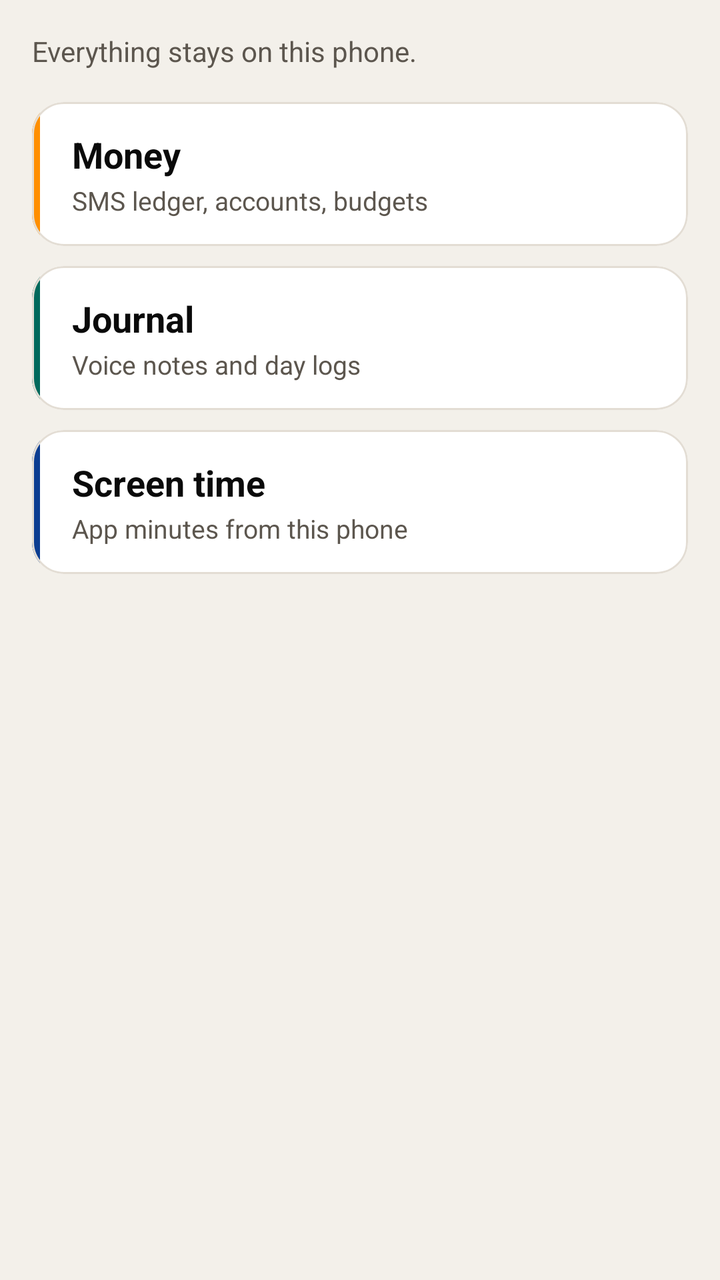
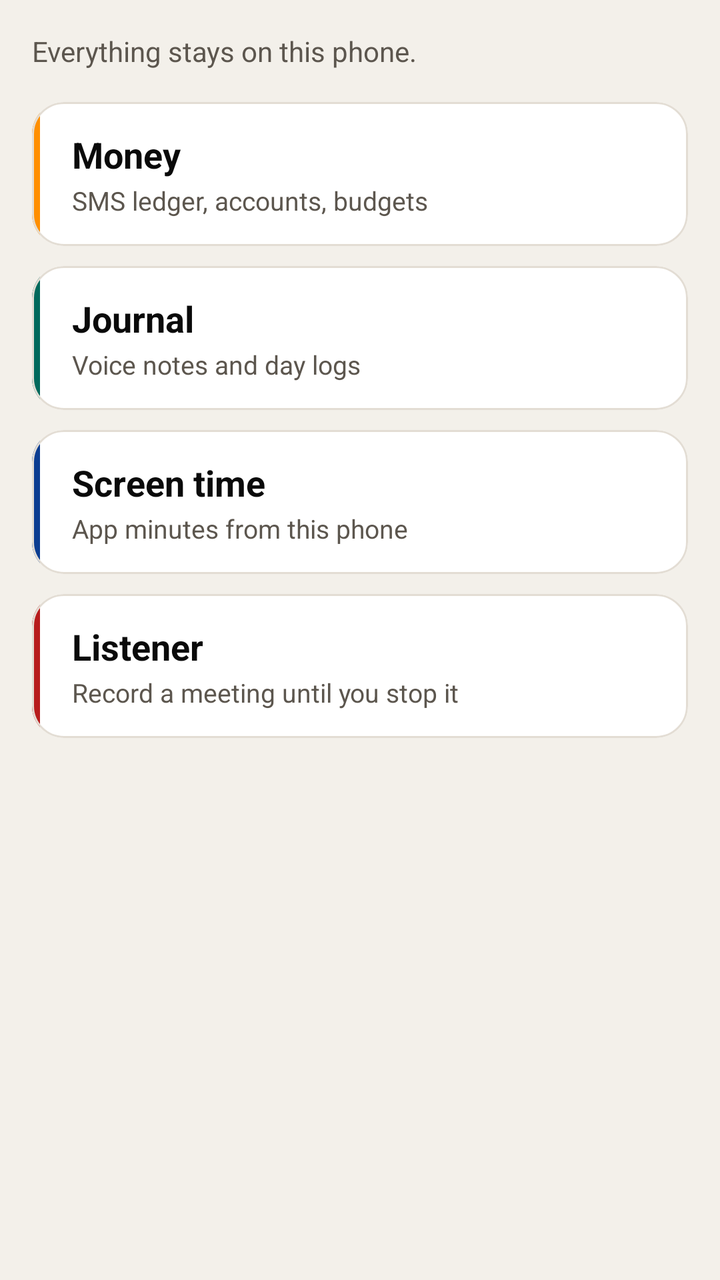

Two renders of the same Android screen: before a commit and after it. Below are the layout's source before the change and the commit's diff.
<!-- AndroidManifest.xml: application theme Theme.MoneyManager -->
<!-- res/layout/fragment_hub.xml -->
<?xml version="1.0" encoding="utf-8"?>
<ScrollView xmlns:android="http://schemas.android.com/apk/res/android"
    xmlns:app="http://schemas.android.com/apk/res-auto"
    android:layout_width="match_parent"
    android:layout_height="match_parent"
    android:background="@color/background_gray"
    android:fillViewport="true">

    <LinearLayout
        android:layout_width="match_parent"
        android:layout_height="wrap_content"
        android:orientation="vertical"
        android:paddingHorizontal="16dp"
        android:paddingTop="16dp"
        android:paddingBottom="28dp">

        <TextView
            android:layout_width="match_parent"
            android:layout_height="wrap_content"
            android:text="@string/hub_subtitle"
            android:textColor="@color/text_secondary"
            android:textSize="14sp"
            android:lineSpacingExtra="2dp" />

        
        <com.google.android.material.card.MaterialCardView
            android:id="@+id/card_money"
            style="@style/Widget.Jaruri.Card"
            android:layout_width="match_parent"
            android:layout_height="wrap_content"
            android:layout_marginTop="16dp"
            android:clickable="true"
            android:focusable="true"
            android:foreground="?attr/selectableItemBackground">

            <LinearLayout
                android:layout_width="match_parent"
                android:layout_height="wrap_content"
                android:orientation="horizontal"
                android:minHeight="72dp">

                <View
                    android:layout_width="4dp"
                    android:layout_height="match_parent"
                    android:background="@color/primary_yellow_dark" />

                <LinearLayout
                    android:layout_width="0dp"
                    android:layout_height="wrap_content"
                    android:layout_weight="1"
                    android:orientation="vertical"
                    android:paddingHorizontal="16dp"
                    android:paddingVertical="14dp">

                    <TextView
                        android:layout_width="match_parent"
                        android:layout_height="wrap_content"
                        android:text="@string/hub_money_title"
                        android:textColor="@color/text_primary"
                        android:textSize="18sp"
                        android:textStyle="bold" />

                    <TextView
                        android:layout_width="match_parent"
                        android:layout_height="wrap_content"
                        android:layout_marginTop="2dp"
                        android:text="@string/hub_money_body"
                        android:textColor="@color/text_secondary"
                        android:textSize="13sp" />
                </LinearLayout>
            </LinearLayout>
        </com.google.android.material.card.MaterialCardView>

        
        <com.google.android.material.card.MaterialCardView
            android:id="@+id/card_time"
            style="@style/Widget.Jaruri.Card"
            android:layout_width="match_parent"
            android:layout_height="wrap_content"
            android:layout_marginTop="10dp"
            android:clickable="true"
            android:focusable="true"
            android:foreground="?attr/selectableItemBackground">

            <LinearLayout
                android:layout_width="match_parent"
                android:layout_height="wrap_content"
                android:orientation="horizontal"
                android:minHeight="72dp">

                <View
                    android:layout_width="4dp"
                    android:layout_height="match_parent"
                    android:background="@color/teal_700" />

                <LinearLayout
                    android:layout_width="0dp"
                    android:layout_height="wrap_content"
                    android:layout_weight="1"
                    android:orientation="vertical"
                    android:paddingHorizontal="16dp"
                    android:paddingVertical="14dp">

                    <TextView
                        android:layout_width="match_parent"
                        android:layout_height="wrap_content"
                        android:text="@string/hub_time_title"
                        android:textColor="@color/text_primary"
                        android:textSize="18sp"
                        android:textStyle="bold" />

                    <TextView
                        android:layout_width="match_parent"
                        android:layout_height="wrap_content"
                        android:layout_marginTop="2dp"
                        android:text="@string/hub_time_body"
                        android:textColor="@color/text_secondary"
                        android:textSize="13sp" />
                </LinearLayout>
            </LinearLayout>
        </com.google.android.material.card.MaterialCardView>

        
        <com.google.android.material.card.MaterialCardView
            android:id="@+id/card_usage"
            style="@style/Widget.Jaruri.Card"
            android:layout_width="match_parent"
            android:layout_height="wrap_content"
            android:layout_marginTop="10dp"
            android:clickable="true"
            android:focusable="true"
            android:foreground="?attr/selectableItemBackground">

            <LinearLayout
                android:layout_width="match_parent"
                android:layout_height="wrap_content"
                android:orientation="horizontal"
                android:minHeight="72dp">

                <View
                    android:layout_width="4dp"
                    android:layout_height="match_parent"
                    android:background="@color/accent_blue" />

                <LinearLayout
                    android:layout_width="0dp"
                    android:layout_height="wrap_content"
                    android:layout_weight="1"
                    android:orientation="vertical"
                    android:paddingHorizontal="16dp"
                    android:paddingVertical="14dp">

                    <TextView
                        android:layout_width="match_parent"
                        android:layout_height="wrap_content"
                        android:text="@string/hub_usage_title"
                        android:textColor="@color/text_primary"
                        android:textSize="18sp"
                        android:textStyle="bold" />

                    <TextView
                        android:layout_width="match_parent"
                        android:layout_height="wrap_content"
                        android:layout_marginTop="2dp"
                        android:text="@string/hub_usage_body"
                        android:textColor="@color/text_secondary"
                        android:textSize="13sp" />
                </LinearLayout>
            </LinearLayout>
        </com.google.android.material.card.MaterialCardView>
    </LinearLayout>
</ScrollView>
<!-- resources referenced by this layout -->
<resources>
  <color name="accent_blue">#0B3D91</color>
  <color name="background_gray">#F3F0EA</color>
  <color name="primary_yellow_dark">#FF8F00</color>
  <color name="teal_700">#00695C</color>
  <color name="text_primary">#0A0A0A</color>
  <color name="text_secondary">#5C564E</color>
  <string name="hub_money_body">SMS ledger, accounts, budgets</string>
  <string name="hub_money_title">Money</string>
  <string name="hub_subtitle">Everything stays on this phone.</string>
  <string name="hub_time_body">Voice notes and day logs</string>
  <string name="hub_time_title">Journal</string>
  <string name="hub_usage_body">App minutes from this phone</string>
  <string name="hub_usage_title">Screen time</string>
  <style name="Widget.Jaruri.Card" parent="Widget.Material3.CardView.Outlined">
          <item name="cardCornerRadius">16dp</item>
          <item name="cardElevation">0dp</item>
          <item name="strokeWidth">@dimen/hairline_thin</item>
          <item name="strokeColor">@color/hairline</item>
          <item name="cardBackgroundColor">@color/surface_white</item>
      </style>
  <style name="Theme.MoneyManager" parent="Base.Theme.MoneyManager" />
  <dimen name="hairline_thin">1dp</dimen>
  <color name="hairline">#E3DDD4</color>
  <color name="surface_white">#FFFFFF</color>
  <style name="Base.Theme.MoneyManager" parent="Theme.Material3.DayNight.NoActionBar">
          <item name="colorPrimary">@color/primary_yellow</item>
          <item name="colorPrimaryVariant">@color/primary_yellow_dark</item>
          <item name="colorOnPrimary">@color/text_primary</item>
          <item name="colorSecondary">@color/accent_blue</item>
          <item name="colorSecondaryVariant">@color/teal_700</item>
          <item name="colorOnSecondary">@color/white</item>
          <item name="android:statusBarColor">@color/primary_yellow_dark</item>
          <item name="android:navigationBarColor">@color/background_gray</item>
          <item name="android:windowBackground">@color/background_gray</item>
          <item name="colorSurface">@color/surface_white</item>
          <item name="colorOnSurface">@color/text_primary</item>
          <item name="android:textColorPrimary">@color/text_primary</item>
          <item name="android:textColorSecondary">@color/text_secondary</item>
          <item name="android:textColorHint">@color/text_secondary</item>
          <item name="android:fontFamily">sans-serif</item>
          <item name="materialButtonStyle">@style/Widget.Jaruri.Button</item>
          <item name="borderlessButtonStyle">@style/Widget.Jaruri.Button.Text</item>
          <item name="dividerHorizontal">@color/hairline</item>
          <item name="dividerVertical">@color/hairline</item>
      </style>
  <color name="primary_yellow">#FFB300</color>
  <color name="white">#FFFFFFFF</color>
  <style name="Widget.Jaruri.Button" parent="Widget.Material3.Button">
          <item name="android:textAllCaps">false</item>
          <item name="android:letterSpacing">0.01</item>
          <item name="cornerRadius">6dp</item>
      </style>
  <style name="Widget.Jaruri.Button.Text" parent="Widget.Material3.Button.TextButton">
          <item name="android:textAllCaps">false</item>
          <item name="android:letterSpacing">0.01</item>
      </style>
</resources>

<!-- the commit's change to res/layout/fragment_hub.xml (unified diff, before → after) -->
@@ -168,5 +168,54 @@
                 </LinearLayout>
             </LinearLayout>
         </com.google.android.material.card.MaterialCardView>
+
+        
+        <com.google.android.material.card.MaterialCardView
+            android:id="@+id/card_listener"
+            style="@style/Widget.Jaruri.Card"
+            android:layout_width="match_parent"
+            android:layout_height="wrap_content"
+            android:layout_marginTop="10dp"
+            android:clickable="true"
+            android:focusable="true"
+            android:foreground="?attr/selectableItemBackground">
+
+            <LinearLayout
+                android:layout_width="match_parent"
+                android:layout_height="wrap_content"
+                android:orientation="horizontal"
+                android:minHeight="72dp">
+
+                <View
+                    android:layout_width="4dp"
+                    android:layout_height="match_parent"
+                    android:background="@color/accent_red" />
+
+                <LinearLayout
+                    android:layout_width="0dp"
+                    android:layout_height="wrap_content"
+                    android:layout_weight="1"
+                    android:orientation="vertical"
+                    android:paddingHorizontal="16dp"
+                    android:paddingVertical="14dp">
+
+                    <TextView
+                        android:layout_width="match_parent"
+                        android:layout_height="wrap_content"
+                        android:text="@string/hub_listener_title"
+                        android:textColor="@color/text_primary"
+                        android:textSize="18sp"
+                        android:textStyle="bold" />
+
+                    <TextView
+                        android:layout_width="match_parent"
+                        android:layout_height="wrap_content"
+                        android:layout_marginTop="2dp"
+                        android:text="@string/hub_listener_body"
+                        android:textColor="@color/text_secondary"
+                        android:textSize="13sp" />
+                </LinearLayout>
+            </LinearLayout>
+        </com.google.android.material.card.MaterialCardView>
     </LinearLayout>
 </ScrollView>
<!-- resource entries referenced after the edit -->
@@ -1,11 +1,14 @@
 <!-- resources referenced by this layout -->
 <resources>
   <color name="accent_blue">#0B3D91</color>
+  <color name="accent_red">#B71C1C</color>
   <color name="background_gray">#F3F0EA</color>
   <color name="primary_yellow_dark">#FF8F00</color>
   <color name="teal_700">#00695C</color>
   <color name="text_primary">#0A0A0A</color>
   <color name="text_secondary">#5C564E</color>
+  <string name="hub_listener_body">Record a meeting until you stop it</string>
+  <string name="hub_listener_title">Listener</string>
   <string name="hub_money_body">SMS ledger, accounts, budgets</string>
   <string name="hub_money_title">Money</string>
   <string name="hub_subtitle">Everything stays on this phone.</string>
